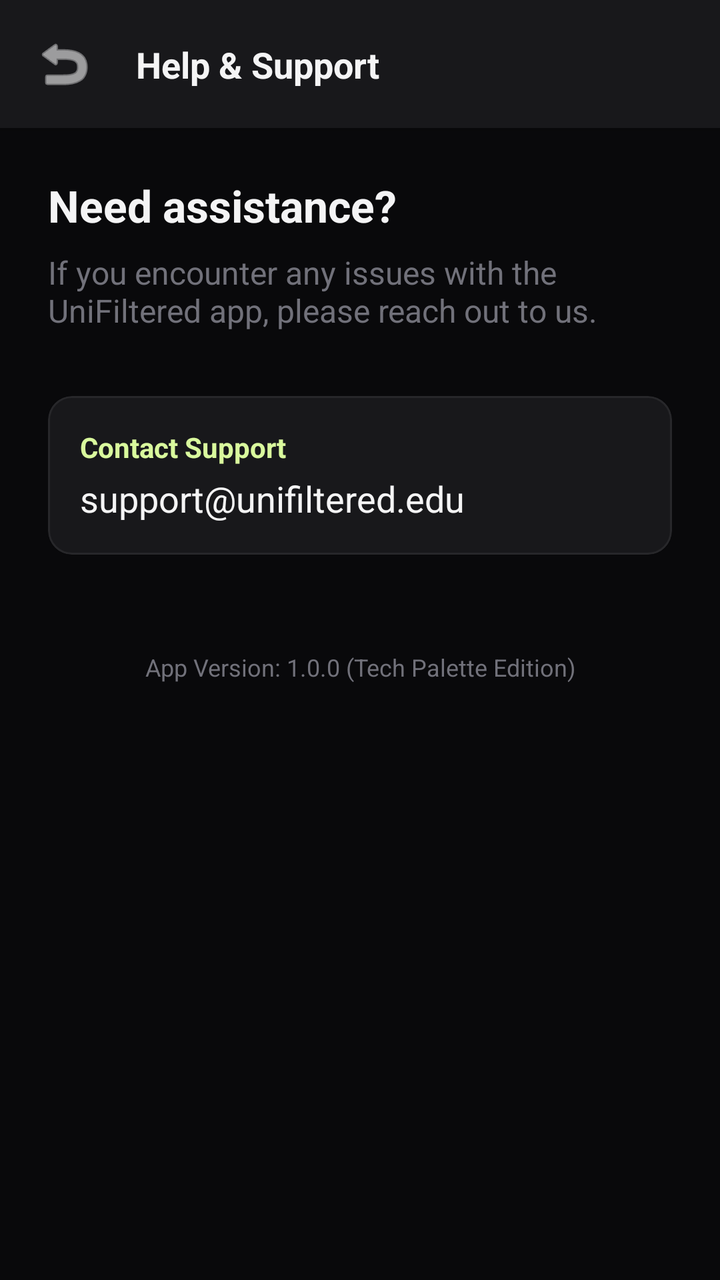
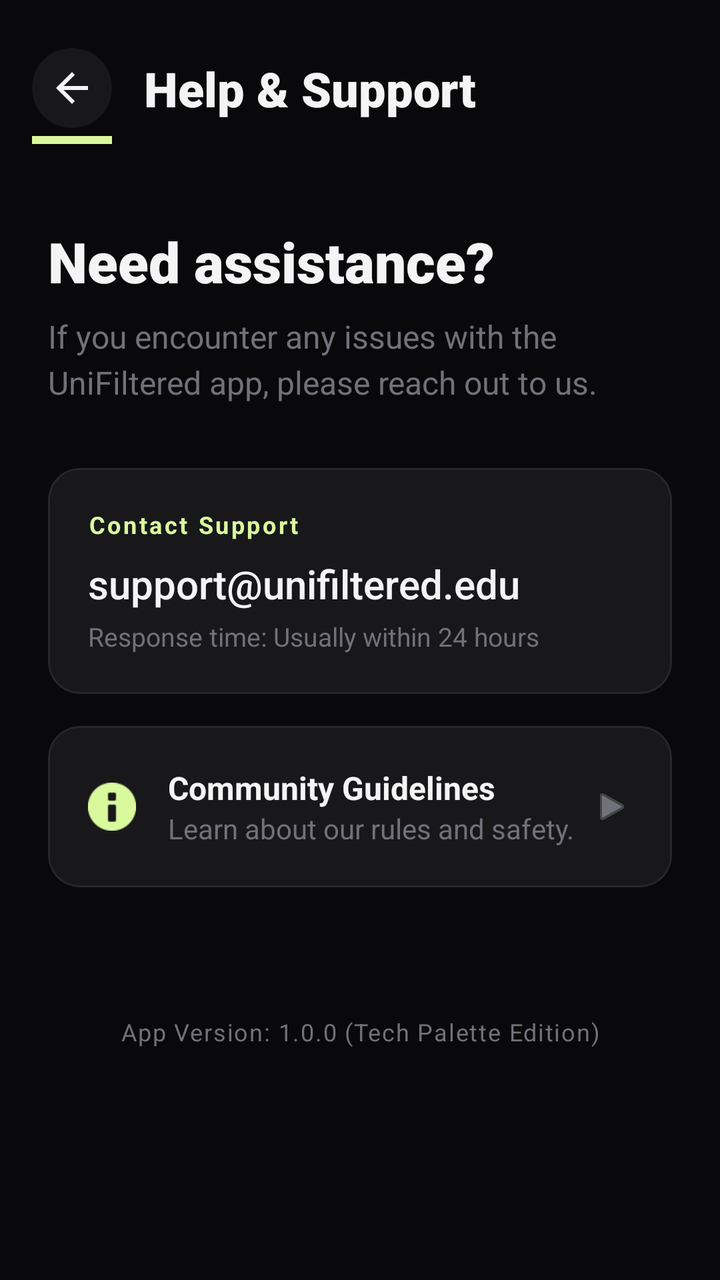

An Android layout rendered at two revisions. The XML below is the earlier revision; the diff shows what the commit changed to produce the second picture.
<!-- AndroidManifest.xml: application theme Theme.UniFiltered -->
<!-- res/layout/activity_help.xml -->
<?xml version="1.0" encoding="utf-8"?>
<androidx.constraintlayout.widget.ConstraintLayout xmlns:android="http://schemas.android.com/apk/res/android"
    xmlns:app="http://schemas.android.com/apk/res-auto"
    android:layout_width="match_parent"
    android:layout_height="match_parent"
    android:background="@color/zinc_black"
    android:fitsSystemWindows="true">

    <androidx.constraintlayout.widget.ConstraintLayout
        android:id="@+id/topBar"
        android:layout_width="match_parent"
        android:layout_height="wrap_content"
        android:background="@color/zinc_gray"
        android:padding="12dp"
        android:elevation="4dp"
        app:layout_constraintTop_toTopOf="parent">

        <ImageButton
            android:id="@+id/btnBack"
            android:layout_width="40dp"
            android:layout_height="40dp"
            android:background="?attr/selectableItemBackgroundBorderless"
            android:src="@android:drawable/ic_menu_revert"
            app:tint="@color/off_white"
            app:layout_constraintStart_toStartOf="parent"
            app:layout_constraintTop_toTopOf="parent"
            app:layout_constraintBottom_toBottomOf="parent" />

        <TextView
            android:layout_width="wrap_content"
            android:layout_height="wrap_content"
            android:text="Help &amp; Support"
            android:textColor="@color/off_white"
            android:textSize="18sp"
            android:textStyle="bold"
            app:layout_constraintStart_toEndOf="@id/btnBack"
            android:layout_marginStart="16dp"
            app:layout_constraintTop_toTopOf="parent"
            app:layout_constraintBottom_toBottomOf="parent" />
    </androidx.constraintlayout.widget.ConstraintLayout>

    <LinearLayout
        android:layout_width="match_parent"
        android:layout_height="wrap_content"
        android:orientation="vertical"
        android:padding="24dp"
        app:layout_constraintTop_toBottomOf="@id/topBar">

        <TextView
            android:layout_width="match_parent"
            android:layout_height="wrap_content"
            android:text="Need assistance?"
            android:textColor="@color/off_white"
            android:textSize="22sp"
            android:textStyle="bold" />

        <TextView
            android:layout_width="match_parent"
            android:layout_height="wrap_content"
            android:text="If you encounter any issues with the UniFiltered app, please reach out to us."
            android:textColor="@color/muted_gray"
            android:layout_marginTop="8dp"
            android:textSize="16sp" />

        <com.google.android.material.card.MaterialCardView
            android:layout_width="match_parent"
            android:layout_height="wrap_content"
            android:layout_marginTop="32dp"
            app:cardBackgroundColor="@color/zinc_gray"
            app:strokeColor="@color/dark_graphite"
            app:strokeWidth="1dp"
            app:cardCornerRadius="12dp">

            <LinearLayout
                android:layout_width="match_parent"
                android:layout_height="wrap_content"
                android:orientation="vertical"
                android:padding="16dp">

                <TextView
                    android:layout_width="match_parent"
                    android:layout_height="wrap_content"
                    android:text="Contact Support"
                    android:textColor="@color/cyber_lime"
                    android:textStyle="bold"
                    android:textSize="14sp" />

                <TextView
                    android:layout_width="match_parent"
                    android:layout_height="wrap_content"
                    android:text="support@unifiltered.edu"
                    android:textColor="@color/off_white"
                    android:layout_marginTop="4dp"
                    android:textSize="18sp" />
            </LinearLayout>
        </com.google.android.material.card.MaterialCardView>

        <TextView
            android:layout_width="match_parent"
            android:layout_height="wrap_content"
            android:text="App Version: 1.0.0 (Tech Palette Edition)"
            android:textColor="@color/muted_gray"
            android:layout_marginTop="48dp"
            android:gravity="center"
            android:textSize="12sp" />

    </LinearLayout>
</androidx.constraintlayout.widget.ConstraintLayout>
<!-- resources referenced by this layout -->
<resources>
  <color name="cyber_lime">#D9F99D</color>
  <color name="dark_graphite">#27272A</color>
  <color name="muted_gray">#71717A</color>
  <color name="off_white">#F4F4F5</color>
  <color name="zinc_black">#09090B</color>
  <color name="zinc_gray">#18181B</color>
  <style name="Theme.UniFiltered" parent="Theme.MaterialComponents.DayNight.NoActionBar">
          
          <item name="colorPrimary">@color/cyber_lime</item>
          <item name="colorPrimaryVariant">@color/cyber_lime</item>
          <item name="colorOnPrimary">@color/zinc_black</item>
          
          <item name="colorSecondary">@color/dark_graphite</item>
          <item name="colorSecondaryVariant">@color/dark_graphite</item>
          <item name="colorOnSecondary">@color/off_white</item>
          
          <item name="android:statusBarColor">@color/zinc_black</item>
          
          <item name="android:windowBackground">@color/zinc_black</item>
      </style>
</resources>

<!-- the commit's change to res/layout/activity_help.xml (unified diff, before → after) -->
@@ -10,17 +10,17 @@
         android:id="@+id/topBar"
         android:layout_width="match_parent"
         android:layout_height="wrap_content"
-        android:background="@color/zinc_gray"
-        android:padding="12dp"
-        android:elevation="4dp"
+        android:background="@color/zinc_black"
+        android:padding="16dp"
         app:layout_constraintTop_toTopOf="parent">
 
         <ImageButton
             android:id="@+id/btnBack"
             android:layout_width="40dp"
             android:layout_height="40dp"
-            android:background="?attr/selectableItemBackgroundBorderless"
-            android:src="@android:drawable/ic_menu_revert"
+            android:background="@drawable/circular_background"
+            android:src="@drawable/ic_back"
+            android:contentDescription="@string/back_desc"
             app:tint="@color/off_white"
             app:layout_constraintStart_toStartOf="parent"
             app:layout_constraintTop_toTopOf="parent"
@@ -29,80 +29,163 @@
         <TextView
             android:layout_width="wrap_content"
             android:layout_height="wrap_content"
-            android:text="Help &amp; Support"
+            android:text="@string/help_title"
             android:textColor="@color/off_white"
-            android:textSize="18sp"
-            android:textStyle="bold"
+            android:textSize="24sp"
+            android:fontFamily="sans-serif-black"
             app:layout_constraintStart_toEndOf="@id/btnBack"
             android:layout_marginStart="16dp"
             app:layout_constraintTop_toTopOf="parent"
             app:layout_constraintBottom_toBottomOf="parent" />
+
+        <View
+            android:layout_width="40dp"
+            android:layout_height="4dp"
+            android:background="@color/cyber_lime"
+            android:layout_marginTop="4dp"
+            app:layout_constraintTop_toBottomOf="@id/btnBack"
+            app:layout_constraintStart_toStartOf="@id/btnBack" />
     </androidx.constraintlayout.widget.ConstraintLayout>
 
-    <LinearLayout
+    <androidx.core.widget.NestedScrollView
         android:layout_width="match_parent"
-        android:layout_height="wrap_content"
-        android:orientation="vertical"
-        android:padding="24dp"
-        app:layout_constraintTop_toBottomOf="@id/topBar">
+        android:layout_height="0dp"
+        app:layout_constraintTop_toBottomOf="@id/topBar"
+        app:layout_constraintBottom_toBottomOf="parent">
 
-        <TextView
+        <LinearLayout
             android:layout_width="match_parent"
             android:layout_height="wrap_content"
-            android:text="Need assistance?"
-            android:textColor="@color/off_white"
-            android:textSize="22sp"
-            android:textStyle="bold" />
+            android:orientation="vertical"
+            android:padding="24dp">
 
-        <TextView
-            android:layout_width="match_parent"
-            android:layout_height="wrap_content"
-            android:text="If you encounter any issues with the UniFiltered app, please reach out to us."
-            android:textColor="@color/muted_gray"
-            android:layout_marginTop="8dp"
-            android:textSize="16sp" />
-
-        <com.google.android.material.card.MaterialCardView
-            android:layout_width="match_parent"
-            android:layout_height="wrap_content"
-            android:layout_marginTop="32dp"
-            app:cardBackgroundColor="@color/zinc_gray"
-            app:strokeColor="@color/dark_graphite"
-            app:strokeWidth="1dp"
-            app:cardCornerRadius="12dp">
-
-            <LinearLayout
+            <TextView
                 android:layout_width="match_parent"
                 android:layout_height="wrap_content"
-                android:orientation="vertical"
-                android:padding="16dp">
+                android:text="@string/need_assistance"
+                android:textColor="@color/off_white"
+                android:textSize="28sp"
+                android:fontFamily="sans-serif-black" />
 
-                <TextView
+            <TextView
+                android:layout_width="match_parent"
+                android:layout_height="wrap_content"
+                android:text="@string/help_desc"
+                android:textColor="@color/muted_gray"
+                android:layout_marginTop="8dp"
+                android:textSize="16sp"
+                android:lineSpacingExtra="4dp" />
+
+            <com.google.android.material.card.MaterialCardView
+                android:layout_width="match_parent"
+                android:layout_height="wrap_content"
+                android:layout_marginTop="32dp"
+                app:cardBackgroundColor="@color/zinc_gray"
+                app:cardCornerRadius="16dp"
+                app:cardElevation="0dp"
+                app:strokeColor="@color/dark_graphite"
+                app:strokeWidth="1dp">
+
+                <LinearLayout
                     android:layout_width="match_parent"
                     android:layout_height="wrap_content"
-                    android:text="Contact Support"
-                    android:textColor="@color/cyber_lime"
-                    android:textStyle="bold"
-                    android:textSize="14sp" />
+                    android:orientation="vertical"
+                    android:padding="20dp">
 
-                <TextView
+                    <TextView
+                        android:layout_width="match_parent"
+                        android:layout_height="wrap_content"
+                        android:text="@string/contact_support"
+                        android:textColor="@color/cyber_lime"
+                        android:textStyle="bold"
+                        android:textSize="12sp"
+                        android:letterSpacing="0.1" />
+
+                    <TextView
+                        android:layout_width="match_parent"
+                        android:layout_height="wrap_content"
+                        android:text="@string/support_email"
+                        android:textColor="@color/off_white"
+                        android:layout_marginTop="8dp"
+                        android:textSize="20sp"
+                        android:fontFamily="sans-serif-medium" />
+
+                    <TextView
+                        android:layout_width="match_parent"
+                        android:layout_height="wrap_content"
+                        android:text="@string/response_time"
+                        android:textColor="@color/muted_gray"
+                        android:layout_marginTop="4dp"
+                        android:textSize="13sp" />
+                </LinearLayout>
+            </com.google.android.material.card.MaterialCardView>
+
+            <com.google.android.material.card.MaterialCardView
+                android:layout_width="match_parent"
+                android:layout_height="wrap_content"
+                android:layout_marginTop="16dp"
+                app:cardBackgroundColor="@color/zinc_gray"
+                app:cardCornerRadius="16dp"
+                app:cardElevation="0dp"
+                app:strokeColor="@color/dark_graphite"
+                app:strokeWidth="1dp">
+
+                <LinearLayout
                     android:layout_width="match_parent"
                     android:layout_height="wrap_content"
-                    android:text="support@unifiltered.edu"
-                    android:textColor="@color/off_white"
-                    android:layout_marginTop="4dp"
-                    android:textSize="18sp" />
-            </LinearLayout>
-        </com.google.android.material.card.MaterialCardView>
+                    android:gravity="center_vertical"
+                    android:orientation="horizontal"
+                    android:padding="20dp">
 
-        <TextView
-            android:layout_width="match_parent"
-            android:layout_height="wrap_content"
-            android:text="App Version: 1.0.0 (Tech Palette Edition)"
-            android:textColor="@color/muted_gray"
-            android:layout_marginTop="48dp"
-            android:gravity="center"
-            android:textSize="12sp" />
+                    <ImageView
+                        android:layout_width="24dp"
+                        android:layout_height="24dp"
+                        android:src="@android:drawable/ic_dialog_info"
+                        app:tint="@color/cyber_lime"
+                        android:contentDescription="@string/info_desc" />
 
-    </LinearLayout>
+                    <LinearLayout
+                        android:layout_width="0dp"
+                        android:layout_height="wrap_content"
+                        android:layout_weight="1"
+                        android:layout_marginStart="16dp"
+                        android:orientation="vertical">
+
+                        <TextView
+                            android:layout_width="match_parent"
+                            android:layout_height="wrap_content"
+                            android:text="@string/community_guidelines"
+                            android:textColor="@color/off_white"
+                            android:textSize="16sp"
+                            android:textStyle="bold" />
+
+                        <TextView
+                            android:layout_width="match_parent"
+                            android:layout_height="wrap_content"
+                            android:text="@string/community_guidelines_desc"
+                            android:textColor="@color/muted_gray"
+                            android:textSize="14sp" />
+                    </LinearLayout>
+
+                    <ImageView
+                        android:layout_width="20dp"
+                        android:layout_height="20dp"
+                        android:src="@android:drawable/ic_media_play"
+                        app:tint="@color/muted_gray"
+                        android:contentDescription="@string/go_desc" />
+                </LinearLayout>
+            </com.google.android.material.card.MaterialCardView>
+
+            <TextView
+                android:layout_width="match_parent"
+                android:layout_height="wrap_content"
+                android:text="@string/app_version"
+                android:textColor="@color/muted_gray"
+                android:layout_marginTop="64dp"
+                android:gravity="center"
+                android:textSize="12sp"
+                android:letterSpacing="0.05" />
+
+        </LinearLayout>
+    </androidx.core.widget.NestedScrollView>
 </androidx.constraintlayout.widget.ConstraintLayout>
<!-- resource entries referenced after the edit -->
@@ -6,6 +6,35 @@
   <color name="off_white">#F4F4F5</color>
   <color name="zinc_black">#09090B</color>
   <color name="zinc_gray">#18181B</color>
+  <!-- drawable circular_background (drawable) -->
+  <?xml version="1.0" encoding="utf-8"?>
+  <shape xmlns:android="http://schemas.android.com/apk/res/android"
+      android:shape="oval">
+      <solid android:color="@color/zinc_gray" />
+  </shape>
+  <!-- drawable ic_back (drawable) -->
+  <vector xmlns:android="http://schemas.android.com/apk/res/android"
+      android:width="24dp"
+      android:height="24dp"
+      android:viewportWidth="24"
+      android:viewportHeight="24"
+      android:tint="?attr/colorControlNormal">
+    <path
+        android:fillColor="@android:color/white"
+        android:pathData="M20,11H7.83l5.59,-5.59L12,4l-8,8 8,8 1.41,-1.41L7.83,13H20v-2z"/>
+  </vector>
+  <string name="app_version">App Version: 1.0.0 (Tech Palette Edition)</string>
+  <string name="back_desc">Back</string>
+  <string name="community_guidelines">Community Guidelines</string>
+  <string name="community_guidelines_desc">Learn about our rules and safety.</string>
+  <string name="contact_support">Contact Support</string>
+  <string name="go_desc">Go</string>
+  <string name="help_desc">If you encounter any issues with the UniFiltered app, please reach out to us.</string>
+  <string name="help_title">Help &amp; Support</string>
+  <string name="info_desc">Info</string>
+  <string name="need_assistance">Need assistance?</string>
+  <string name="response_time">Response time: Usually within 24 hours</string>
+  <string name="support_email">support@unifiltered.edu</string>
   <style name="Theme.UniFiltered" parent="Theme.MaterialComponents.DayNight.NoActionBar">
           
           <item name="colorPrimary">@color/cyber_lime</item>
